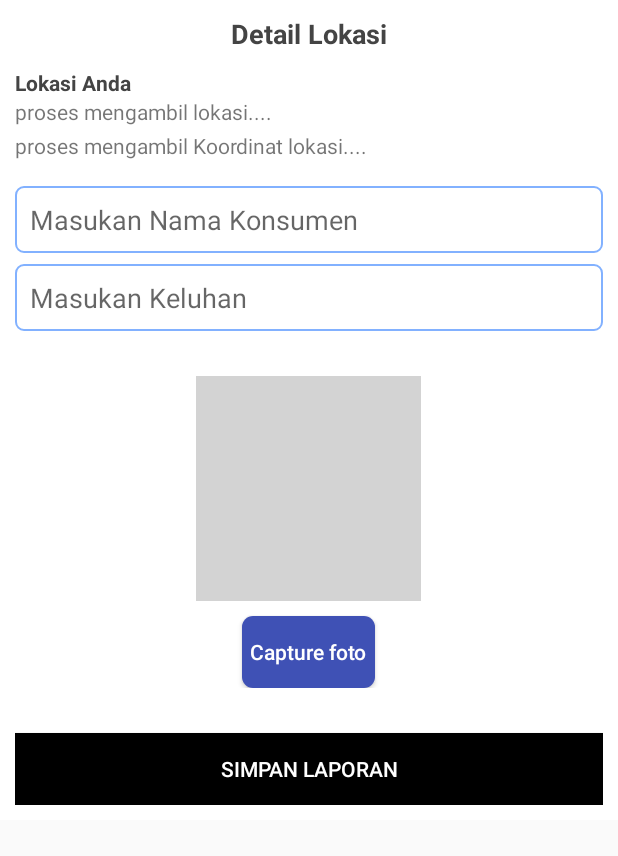
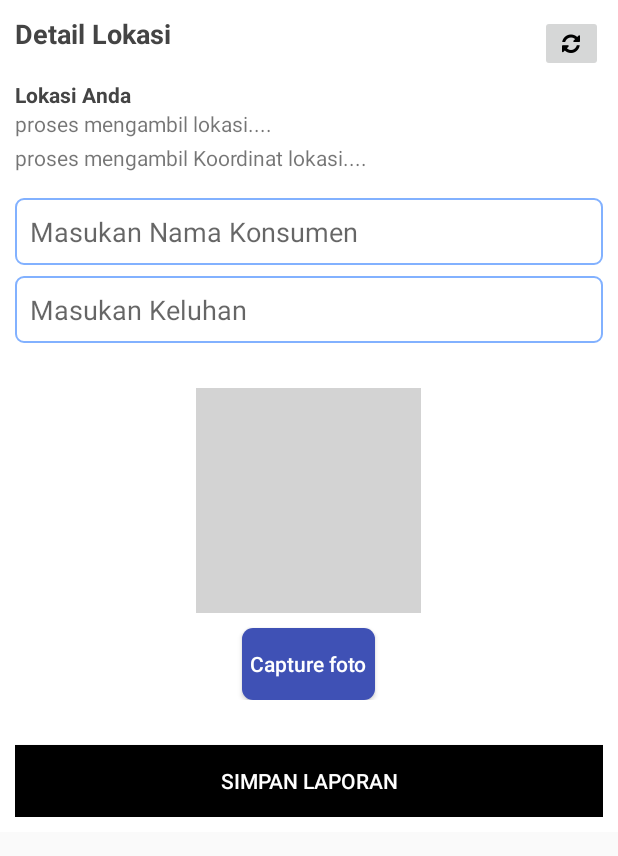
Before and after one commit to zenoman/track, an Android app: the layout bottom_sheet.xml on its own in the app's theme, with its tools: preview values and no code run, on a phone screen of 412 x 824 dp. Shown: the top 856 px of the screen. Run offline under Robolectric (Android 15) with nearby library versions, the phone set to English and light mode, and no system bars.

Commit message:
btn reload

```diff
--- a/app/src/main/java/com/t/podomorotrack/Config/env.java
+++ b/app/src/main/java/com/t/podomorotrack/Config/env.java
@@ -9,8 +9,8 @@ public class env {
 //    private static final String ROOT_img="http://192.168.43.163:8000/img/";
 
      private static final String CACHE_CONTROL = "Cache-Control";
-     private static  final  String ROOT_URL="http://192.168.137.1:8000/";
-     private static final String ROOT_img="http://192.168.137.1:8000/img/";
+     private static  final  String ROOT_URL="http://192.168.1.141:8000/";
+     private static final String ROOT_img="http://192.168.1.141:8000/img/";
     //    url
     public  static final  String url_root=ROOT_URL+"api/";
     public Retrofit getRespo(){
--- a/app/src/main/java/com/t/podomorotrack/MainActivity.java
+++ b/app/src/main/java/com/t/podomorotrack/MainActivity.java
@@ -109,4 +109,8 @@ public class MainActivity extends AppCompatActivity {
             }
         });
     }
+
+    @Override
+    public void onBackPressed() {
+    }
 }
--- a/app/src/main/res/layout/bottom_sheet.xml
+++ b/app/src/main/res/layout/bottom_sheet.xml
@@ -10,6 +10,9 @@
     app:behavior_hideable="true"
     app:behavior_peekHeight="100dp"
     app:layout_behavior="com.google.android.material.bottomsheet.BottomSheetBehavior">
+    <LinearLayout
+        android:layout_width="match_parent"
+        android:layout_height="wrap_content">
         <TextView
             android:layout_width="match_parent"
             android:layout_height="wrap_content"
@@ -17,9 +20,15 @@
             android:layout_weight="2"
             android:text="Detail Lokasi"
             android:textColor="#444"
-       android:textAlignment="center"
             android:textSize="18dp"
             android:textStyle="bold" />
+        <ImageButton
+            android:id="@+id/btnload"
+            android:src="@drawable/ic_refresh"
+            android:layout_width="wrap_content"
+            android:layout_height="wrap_content"/>
+    </LinearLayout>
+
     <TextView
         android:layout_width="wrap_content"
         android:layout_height="wrap_content"
```
Also changed, not shown: app/src/main/java/com/t/podomorotrack/Menu/Map_Place.java (+11 -0 lines), app/src/main/res/drawable-hdpi/ic_refresh.png (added), app/src/main/res/drawable-mdpi/ic_refresh.png (added), app/src/main/res/drawable-xhdpi/ic_refresh.png (added), app/src/main/res/drawable-xxhdpi/ic_refresh.png (added), app/src/main/res/drawable-xxxhdpi/ic_refresh.png (added). Lines whose indentation alone changed are shown as unchanged.
